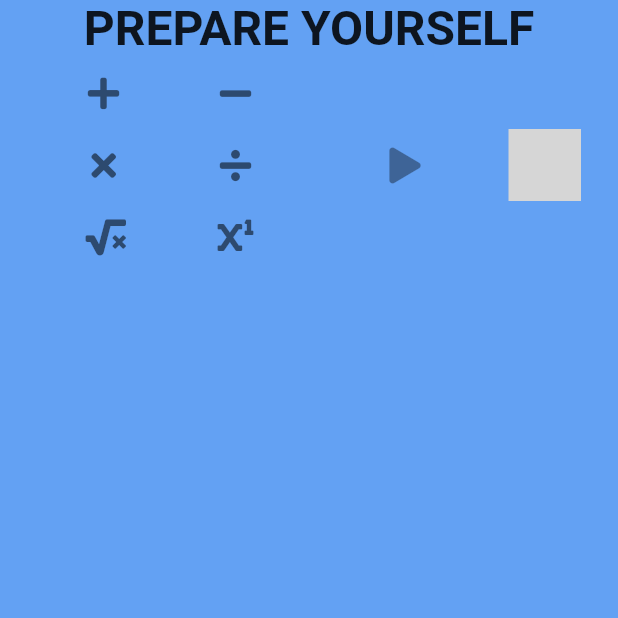
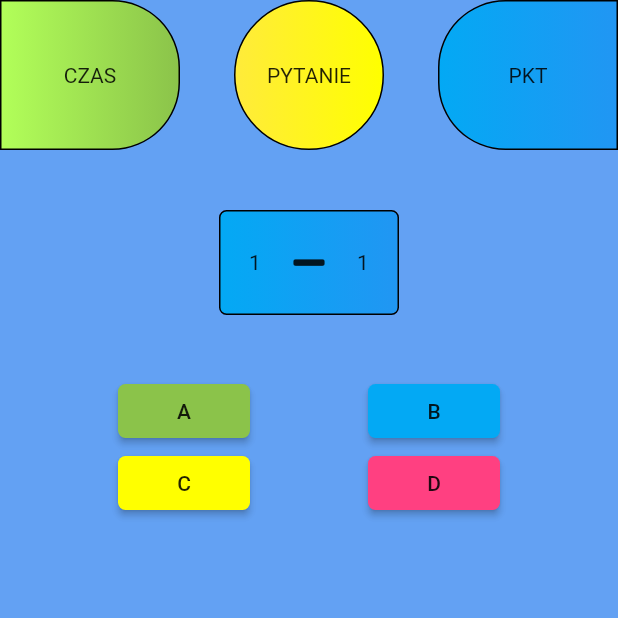
Before and after one commit to Ortheon/mathyourmind, a Flutter app: the PlaySettingScreen screen opened by its route, after a tap on an icon or button, on a phone screen of 412 x 824 dp, the top half of it. Run offline on Flutter 3.47's test engine with Material 2 defaults, Android fonts, the phone set to English and light mode, and no system bars; our stand-ins replace animated_text_kit, font_awesome_flutter, shared_preferences; missing offline and left inert: grouped_buttons; accounts and stored records are empty; grey boxes are pictures that could not be loaded.

Commit message:
Added PlayScreen, added equation class

```diff
--- /dev/null
+++ b/lib/Screens/play_screen.dart
@@ -0,0 +1,147 @@
+import 'package:flutter/material.dart';
+import 'package:mathyourmind/Utils/buttons.dart';
+import '../models/equation.dart';
+import '../Utils/elements.dart';
+import '../Utils/enums.dart';
+
+class PlayScreen extends StatefulWidget {
+
+  static const String routeName = 'play-screen';
+
+  @override
+  _PlayScreenState createState() => _PlayScreenState();
+}
+
+class _PlayScreenState extends State<PlayScreen> {
+
+  Equation equation;
+
+  bool isStarted = false;
+
+
+  @override
+  void initState() {
+    getPossibleEquation().then(
+            (result) =>  {result.shuffle(), equation = Equation(sign: EQUATIONS.values[result.last]) ,result.forEach(
+                    (element) => debugPrint(element.toString()))});
+    setState(() {
+    });
+    isStarted = true;
+
+  }
+
+  @override
+  Widget build(BuildContext context) {
+    if(equation == null) equation = Equation(sign: EQUATIONS.MINUS);
+    return Scaffold(
+      backgroundColor: Theme.of(context).canvasColor,
+      body: SafeArea(child: Column(
+        children: <Widget>[
+          Row(
+            mainAxisAlignment: MainAxisAlignment.spaceBetween,
+            children: <Widget>[
+              SizedBox(
+                height: 100,
+                width: 120,
+                child: DecoratedBox(child: Center(child: Text('CZAS')),
+                decoration: BoxDecoration(
+                  gradient: LinearGradient(colors: [Colors.lightGreenAccent, Colors.lightGreen]),
+                  borderRadius: BorderRadius.only(topRight: Radius.circular(45), bottomRight: Radius.circular(45)),
+                  border: Border.all(style: BorderStyle.solid, width: 1, ),
+                ),),
+              ),
+
+              SizedBox(
+                height: 100,
+                width: 100,
+                child: DecoratedBox(child: Center(child: Text('PYTANIE')),
+                  decoration: BoxDecoration(
+                    gradient: LinearGradient(colors: [Colors.yellow, Colors.yellowAccent]),
+                    borderRadius: BorderRadius.all(Radius.circular(75)),
+                    border: Border.all(style: BorderStyle.solid, width: 1, ),
+                  ),),
+              ),
+
+              SizedBox(
+                height: 100,
+                width: 120,
+                child: DecoratedBox(child: Center(child: Text('PKT')),
+                  decoration: BoxDecoration(
+                    gradient: LinearGradient(colors: [Colors.lightBlue, Colors.blue]),
+                    borderRadius: BorderRadius.only(topLeft: Radius.circular(45), bottomLeft: Radius.circular(45)),
+                    border: Border.all(style: BorderStyle.solid, width: 1, ),
+                  ),),
+              ),
+            ],
+          ),
+          //question
+          //answers
+          Row(
+            crossAxisAlignment: CrossAxisAlignment.center,
+            mainAxisAlignment: MainAxisAlignment.center,
+            children: <Widget>[
+              SizedBox(
+                height: 150,
+                width: 0,
+              ),
+              SizedBox(
+                height: 70,
+                width: 120,
+                child: DecoratedBox(child: Row(
+                  crossAxisAlignment: CrossAxisAlignment.stretch,
+                  mainAxisAlignment: MainAxisAlignment.spaceEvenly,
+                  children: <Widget>[
+                    Center(child: isStarted ? Text(equation.a.toString()) : Text('...')),
+                    Center(child: isStarted ? Icon(getProperIcon(equation.sign)) : Icons.details),
+                    Center(child: isStarted ? Text(equation.b.toString()) : Text('...')),
+                  ],
+                ),
+                  decoration: BoxDecoration(
+                    gradient: LinearGradient(colors: [Colors.lightBlue, Colors.blue]),
+                    borderRadius: BorderRadius.all(Radius.circular(5)),
+                    border: Border.all(style: BorderStyle.solid, width: 1, ),
+                  ),),
+              ),
+            ],
+          ),
+          Column(
+
+            mainAxisAlignment: MainAxisAlignment.spaceEvenly,
+            children: <Widget>[
+              Row(
+                mainAxisAlignment: MainAxisAlignment.spaceEvenly,
+                children: <Widget>[
+                  AnswerButton(Colors.lightGreen, 'A', (){setState(() {getPossibleEquation().then(
+                          (result) =>  {result.shuffle(), equation = Equation(sign: EQUATIONS.values[result.last]) ,result.forEach(
+                              (element) => debugPrint(element.toString()))});});}),
+                  AnswerButton(Colors.lightBlue, 'B', (){getPossibleEquation().then(
+                          (result) =>  {result.shuffle(), equation = Equation(sign: EQUATIONS.values[result.last]) ,result.forEach(
+                              (element) => debugPrint(element.toString()))});
+                  setState(() {});}),
+              ],),
+              Row(
+                mainAxisAlignment: MainAxisAlignment.spaceEvenly,
+                children: <Widget>[
+                  AnswerButton(Colors.yellowAccent, 'C', (){getPossibleEquation().then(
+                          (result) =>  {result.shuffle(), equation = Equation(sign: EQUATIONS.values[result.last]) ,result.forEach(
+                              (element) => debugPrint(element.toString()))});
+                  setState(() {
+
+                  });}),
+                  AnswerButton(Colors.pinkAccent, 'D', (){getPossibleEquation().then(
+                          (result) =>  {result.shuffle(), equation = Equation(sign: EQUATIONS.values[result.last]) ,result.forEach(
+                              (element) => debugPrint(element.toString()))});
+                  setState(() {
+                    print(equation.sign.toString());
+
+                  });}),
+              ],),
+            ],
+          )
+        ],
+
+      ),
+      ),
+    );
+  }
+}
--- a/lib/Screens/play_setting_screen.dart
+++ b/lib/Screens/play_setting_screen.dart
@@ -2,11 +2,10 @@ import 'package:flutter/material.dart';
 import 'package:font_awesome_flutter/font_awesome_flutter.dart';
 import '../Utils/elements.dart';
 import 'package:animated_text_kit/animated_text_kit.dart';
-
-
+import '../Screens/play_screen.dart';
+import '../Utils/enums.dart';
 
 class PlaySettingScreen extends StatefulWidget {
-
   static const routeName = 'play-settings';
 
   @override
@@ -21,17 +20,23 @@ class _PlaySettingScreenState extends State<PlaySettingScreen> {
         body: Column(
           crossAxisAlignment: CrossAxisAlignment.start,
           children: <Widget>[
-            Row(children: <Widget>[
-              Expanded(child: Center(child: SizedBox(child: FadeAnimatedTextKit(
-        text: ['PREPARE YOURSELF', 'WILL YOU DARE?', 'BE THE BEST'],
-          duration: Duration(seconds: 10),
-          textStyle: TextStyle(
-                  fontSize: 32.0,
-                  fontWeight: FontWeight.bold
-              ),
-        ),),),
-              )
-            ],),
+            Row(
+              children: <Widget>[
+                Expanded(
+                  child: Center(
+                    child: SizedBox(
+                      child: FadeAnimatedTextKit(
+                        text: ['SET DIFFCULTY', 'SET EQUATIONS', 'PLAY'],
+                        duration: Duration(seconds: 10),
+                        textStyle: TextStyle(
+                            fontSize: 32.0, fontWeight: FontWeight.bold),
+                        alignment: Alignment(0, 0),
+                      ),
+                    ),
+                  ),
+                )
+              ],
+            ),
             Center(
               child: Row(
                 crossAxisAlignment: CrossAxisAlignment.center,
@@ -41,35 +46,37 @@ class _PlaySettingScreenState extends State<PlaySettingScreen> {
                     children: <Widget>[
                       Row(
                         crossAxisAlignment: CrossAxisAlignment.center,
-
                         children: <Widget>[
-                          AppIconButton(ICONS.PLUS),
-                          AppIconButton(ICONS.MINUS),
+                          AppIconButton(EQUATIONS.PLUS),
+                          AppIconButton(EQUATIONS.MINUS),
                         ],
                       ),
                       Row(
                         children: <Widget>[
-                          AppIconButton(ICONS.MULTIPLY),
-                          AppIconButton(ICONS.DIVIDE),
+                          AppIconButton(EQUATIONS.MULTIPLY),
+                          AppIconButton(EQUATIONS.DIVIDE),
                         ],
                       ),
                       Row(
                         children: <Widget>[
-                          AppIconButton(ICONS.SQUAREROOT),
-                          AppIconButton(ICONS.POWER),
+                          AppIconButton(EQUATIONS.SQUAREROOT),
+                          AppIconButton(EQUATIONS.POWER),
                         ],
                       ),
                     ],
                   ),
                   FlatButton(
-                    onPressed: (){},
-                    child: IconButton(icon: Icon(FontAwesomeIcons.play), onPressed: null),
+                    onPressed: () {},
+                    child: IconButton(
+                        icon: Icon(FontAwesomeIcons.play),
+                        onPressed: () {
+                          Navigator.pushNamed(context, PlayScreen.routeName);
+                        }),
                   ),
                   Wrap(
                     //do wyjebania
                     children: <Widget>[
                       DifficultyRadio(),
-
                     ],
                   ),
                 ],
--- /dev/null
+++ b/lib/Utils/buttons.dart
@@ -0,0 +1,20 @@
+import 'package:flutter/material.dart';
+
+class AnswerButton extends StatelessWidget {
+
+  final Color color;
+  final String text;
+  final Function funtion;
+
+
+  AnswerButton(this.color, this.text, this.funtion);
+
+  @override
+  Widget build(BuildContext context) {
+    return RaisedButton(onPressed: funtion,
+      color: color,
+      shape: RoundedRectangleBorder(borderRadius: BorderRadius.circular(5)),
+      child: Text(text),
+    );
+  }
+}
--- a/lib/Utils/elements.dart
+++ b/lib/Utils/elements.dart
@@ -1,6 +1,7 @@
 import 'package:flutter/material.dart';
 import 'package:mathyourmind/Utils/constants.dart';
 import 'package:font_awesome_flutter/font_awesome_flutter.dart';
+import 'package:mathyourmind/Utils/enums.dart';
 import 'SharedPrefsHelper.dart';
 import 'package:shared_preferences/shared_preferences.dart';
 import 'package:grouped_buttons/grouped_buttons.dart';
@@ -30,7 +31,7 @@ class RoundedButton extends StatelessWidget {
 
 class AppIconButton extends StatefulWidget {
 
-  final ICONS icon;
+  final EQUATIONS icon;
 
   AppIconButton(this.icon);
 
@@ -58,19 +59,19 @@ class _AppIconButtonState extends State<AppIconButton> {
     final SharedPreferences preferences = await SharedPreferences.getInstance();
     //'add', 'subtract', 'multiply', 'divide', 'squareroot', 'power'
     switch(widget.icon) {
-      case ICONS.PLUS: {
+      case EQUATIONS.PLUS: {
         preferences.setBool('add', b);
         break;}
-      case ICONS.MINUS: {
+      case EQUATIONS.MINUS: {
         preferences.setBool('subtract', b);
         break;}
-      case ICONS.MULTIPLY: {preferences.setBool('multiply', b);
+      case EQUATIONS.MULTIPLY: {preferences.setBool('multiply', b);
       break;}
-      case ICONS.DIVIDE: {preferences.setBool('divide', b);
+      case EQUATIONS.DIVIDE: {preferences.setBool('divide', b);
       break;}
-      case ICONS.SQUAREROOT: {preferences.setBool('squareroot', b);
+      case EQUATIONS.SQUAREROOT: {preferences.setBool('squareroot', b);
       break;}
-      case ICONS.POWER: {preferences.setBool('power', b);
+      case EQUATIONS.POWER: {preferences.setBool('power', b);
       break;}
     }
   }
@@ -80,12 +81,12 @@ class _AppIconButtonState extends State<AppIconButton> {
     final SharedPreferences preferences = await SharedPreferences.getInstance();
     //'add', 'subtract', 'multiply', 'divide', 'squareroot', 'power'
     switch(widget.icon) {
-      case ICONS.PLUS: {return preferences.getBool('add') ?? false;}
-      case ICONS.MINUS: {return preferences.getBool('subtract') ?? false;}
-      case ICONS.MULTIPLY: {return preferences.getBool('multiply') ?? false;}
-      case ICONS.DIVIDE: {return preferences.getBool('divide') ?? false;}
-      case ICONS.SQUAREROOT: {return preferences.getBool('squareroot') ?? false;}
-      case ICONS.POWER: {return preferences.getBool('power') ?? false;}
+      case EQUATIONS.PLUS: {return preferences.getBool('add') ?? false;}
+      case EQUATIONS.MINUS: {return preferences.getBool('subtract') ?? false;}
+      case EQUATIONS.MULTIPLY: {return preferences.getBool('multiply') ?? false;}
+      case EQUATIONS.DIVIDE: {return preferences.getBool('divide') ?? false;}
+      case EQUATIONS.SQUAREROOT: {return preferences.getBool('squareroot') ?? false;}
+      case EQUATIONS.POWER: {return preferences.getBool('power') ?? false;}
     }
   }
 
@@ -115,18 +116,15 @@ class _AppIconButtonState extends State<AppIconButton> {
   }
 }
 
-enum ICONS {
-  PLUS, MINUS, MULTIPLY, DIVIDE, SQUAREROOT, POWER
-}
-IconData getProperIcon(ICONS icon) {
+IconData getProperIcon(EQUATIONS icon) {
   IconData iconData;
   switch(icon) {
-    case ICONS.PLUS: {iconData = FontAwesomeIcons.plus; return iconData;}
-    case ICONS.MINUS: {iconData = FontAwesomeIcons.minus; return iconData;}
-    case ICONS.MULTIPLY: {iconData = FontAwesomeIcons.times; return iconData;}
-    case ICONS.DIVIDE: {iconData = FontAwesomeIcons.divide; return iconData;}
-    case ICONS.SQUAREROOT: {iconData = FontAwesomeIcons.squareRootAlt; return iconData;}
-    case ICONS.POWER: {iconData = FontAwesomeIcons.superscript; return iconData;}
+    case EQUATIONS.PLUS: {iconData = FontAwesomeIcons.plus; return iconData;}
+    case EQUATIONS.MINUS: {iconData = FontAwesomeIcons.minus; return iconData;}
+    case EQUATIONS.MULTIPLY: {iconData = FontAwesomeIcons.times; return iconData;}
+    case EQUATIONS.DIVIDE: {iconData = FontAwesomeIcons.divide; return iconData;}
+    case EQUATIONS.SQUAREROOT: {iconData = FontAwesomeIcons.squareRootAlt; return iconData;}
+    case EQUATIONS.POWER: {iconData = FontAwesomeIcons.superscript; return iconData;}
   }
 }
 /////////
@@ -145,7 +143,7 @@ class DifficultyRadio extends StatefulWidget {
 }
 
 class _DifficultyRadioState extends State<DifficultyRadio> {
-
+  //TODO Rozjezdza sie cholerstwo
   List<String> difficulties = ['EASY', 'MIDD', 'HARD'];
 
   void setSelectedDifficulty(String selected) async {
@@ -169,8 +167,6 @@ class _DifficultyRadioState extends State<DifficultyRadio> {
     getSelectedDifficulty().then((result) => {
       _selected = result,
         setState(() {
-
-
     })
     });
 
@@ -192,3 +188,15 @@ class _DifficultyRadioState extends State<DifficultyRadio> {
     );
   }
 }
+
+Future<List<int>> getPossibleEquation() async {
+  List<int> eq = new List();
+  final SharedPreferences preferences = await SharedPreferences.getInstance();
+  if(preferences.getBool('add' ?? false) == true) eq.add(EQUATIONS.PLUS.index);
+  if(preferences.getBool('subtract' ?? false) == true) eq.add(EQUATIONS.MINUS.index);
+  if(preferences.getBool('multiply' ?? false) == true) eq.add(EQUATIONS.MULTIPLY.index);
+  if(preferences.getBool('divide' ?? false) == true) eq.add(EQUATIONS.DIVIDE.index);
+  if(preferences.getBool('squareroot' ?? false) == true) eq.add(EQUATIONS.SQUAREROOT.index);
+  if(preferences.getBool('power' ?? false) == true) eq.add(EQUATIONS.POWER.index);
+  return eq;
+}
--- /dev/null
+++ b/lib/Utils/enums.dart
@@ -0,0 +1,3 @@
+enum EQUATIONS {
+  PLUS, MINUS, MULTIPLY, DIVIDE, SQUAREROOT, POWER
+}
--- a/lib/main.dart
+++ b/lib/main.dart
@@ -2,6 +2,7 @@ import 'package:flutter/material.dart';
 
 import './Screens/menu_screen.dart';
 import './Screens/play_setting_screen.dart';
+import './Screens/play_screen.dart';
 
 
 
@@ -20,6 +21,7 @@ class MyApp extends StatelessWidget {
       routes: {
         MenuScreen.routeName : (context) => MenuScreen(),
         PlaySettingScreen.routeName : (context) => PlaySettingScreen(),
+        PlayScreen.routeName : (context) => PlayScreen(),
       },
     );
   }
--- /dev/null
+++ b/lib/models/equation.dart
@@ -0,0 +1,63 @@
+import 'package:flutter/material.dart';
+import '../Utils/enums.dart';
+import 'dart:math';
+import 'package:shared_preferences/shared_preferences.dart';
+
+class Equation {
+  var a;
+  var b;
+  EQUATIONS sign;
+  var answer;
+  var maxGeneratedNumber = 20; //from difficulty
+
+  //TODO POPRAW TO xD
+  void calculateAnswer() {
+    switch(sign) {
+      case EQUATIONS.PLUS:
+        answer = a + b;
+        break;
+      case EQUATIONS.MINUS:
+        answer = a-b;
+        break;
+      case EQUATIONS.MULTIPLY:
+        answer = a * b;
+        break;
+      case EQUATIONS.DIVIDE:
+        answer = a/b;
+        break;
+      case EQUATIONS.SQUAREROOT:
+        answer = sqrt(a);
+        break;
+      case EQUATIONS.POWER:
+        answer = pow(a, b);
+        break;
+    }
+
+//    Future<int> getCountOfSavedSigns() async {
+//      final SharedPreferences preferences = await SharedPreferences.getInstance();
+//      int count = 0;
+//      if(preferences.getBool('add' ?? false) == true) count++;
+//      if(preferences.getBool('subtract' ?? false) == true) count++;
+//      if(preferences.getBool('multiply' ?? false) == true) count++;
+//      if(preferences.getBool('divide' ?? false) == true) count++;
+//      if(preferences.getBool('squareroot' ?? false) == true) count++;
+//      if(preferences.getBool('power' ?? false) == true) count++;
+//
+//      return count;
+//
+//    }
+
+  }
+
+  Equation({this.sign}) {
+
+    if(this.sign == EQUATIONS.POWER || this.sign == EQUATIONS.SQUAREROOT) this.maxGeneratedNumber =  (maxGeneratedNumber/4).round();
+
+    this.a = Random().nextInt(maxGeneratedNumber)+1;
+    this.b = Random().nextInt(maxGeneratedNumber)+1;
+    calculateAnswer();
+  }
+
+
+
+}
```
